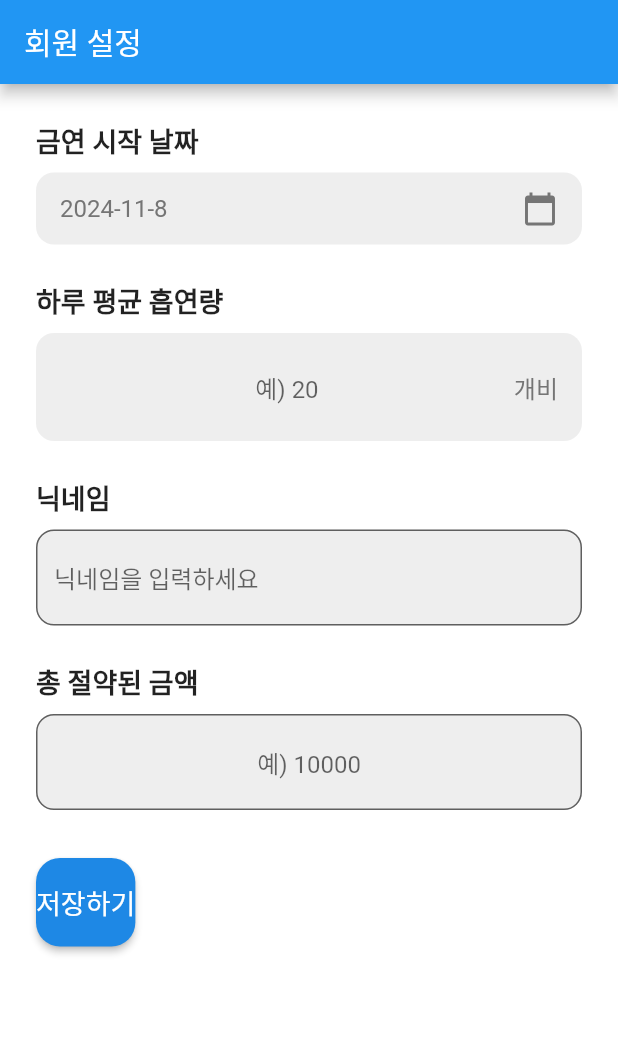
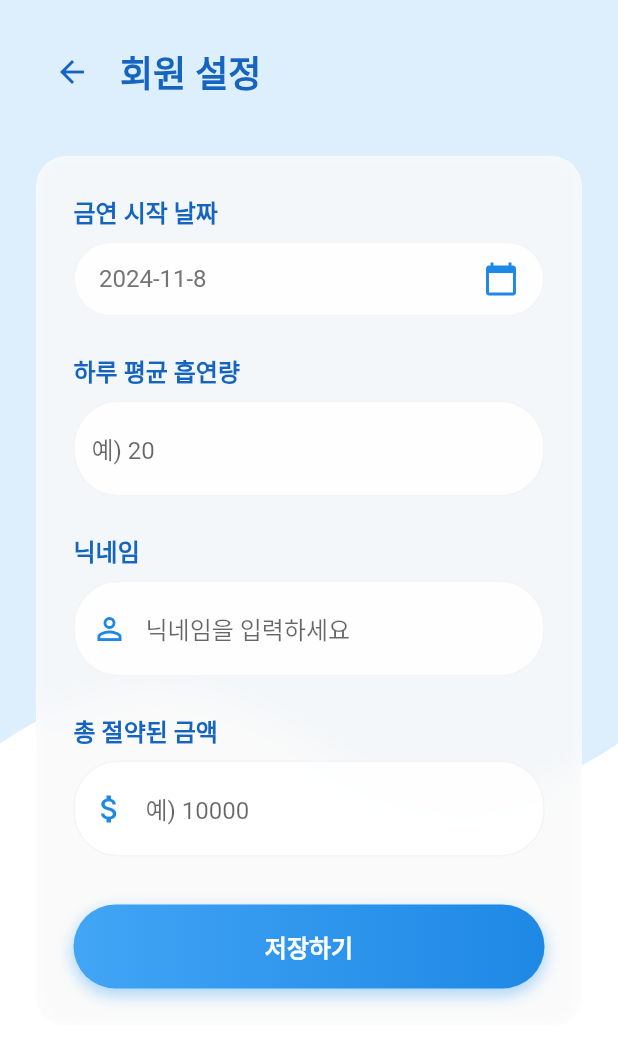
Before and after one commit to Mseunghwan/flutter-noSmoke, a Flutter app: the UserSettingsPage screen opened directly with empty values, on a phone screen of 412 x 824 dp. Shown: the top 1044 px of the screen. Run offline on Flutter 3.47's test engine with Material 2 defaults, Android fonts, the light colour scheme and no system bars; our stand-ins replace cloud_firestore, firebase_auth, firebase_core; accounts and stored records are empty.

Commit message:
사용자 설정 페이지 UI 변동

```diff
--- a/lib/screens/UserSettingPage.dart
+++ b/lib/screens/UserSettingPage.dart
@@ -1,8 +1,9 @@
 import 'package:flutter/material.dart';
 import 'package:cloud_firestore/cloud_firestore.dart';
+import 'dart:ui';
 
 class UserSettingsPage extends StatefulWidget {
-  final String email; // 사용자의 이메일
+  final String email;
 
   UserSettingsPage({Key? key, required this.email}) : super(key: key);
 
@@ -14,7 +15,7 @@
   late DateTime _startDate;
   late int _dailySmoking;
   String _nickname = '';
-  double _totalMoneySaved = 0; // 총 절약된 금액
+  double _totalMoneySaved = 0;
 
   @override
   void initState() {
@@ -26,24 +27,92 @@
   @override
   Widget build(BuildContext context) {
     return Scaffold(
-      appBar: AppBar(
-        title: Text('회원 설정'),
+      body: Stack(
+        children: [
+          // Animated Background
+          Positioned.fill(
+            child: CustomPaint(
+              painter: BackgroundPainter(
+                color: Colors.blue[100]!.withOpacity(0.5),
               ),
-      body: Padding(
-        padding: EdgeInsets.all(24.0),
+            ),
+          ),
+          // Main Content
+          SafeArea(
+            child: SingleChildScrollView(
+              child: Padding(
+                padding: const EdgeInsets.all(24.0),
+                child: Column(
+                  crossAxisAlignment: CrossAxisAlignment.start,
+                  children: [
+                    _buildHeader(),
+                    const SizedBox(height: 32),
+                    _buildSettingsCard(),
+                  ],
+                ),
+              ),
+            ),
+          ),
+        ],
+      ),
+    );
+  }
+
+  Widget _buildHeader() {
+    return Row(
+      children: [
+        IconButton(
+          icon: Icon(Icons.arrow_back, color: Colors.blue[800]),
+          onPressed: () => Navigator.pop(context),
+        ),
+        const SizedBox(width: 8),
+        Text(
+          '회원 설정',
+          style: TextStyle(
+            fontSize: 24,
+            fontWeight: FontWeight.bold,
+            color: Colors.blue[800],
+          ),
+        ),
+      ],
+    );
+  }
+
+  Widget _buildSettingsCard() {
+    return ClipRRect(
+      borderRadius: BorderRadius.circular(20),
+      child: BackdropFilter(
+        filter: ImageFilter.blur(sigmaX: 10, sigmaY: 10),
+        child: Container(
+          decoration: BoxDecoration(
+            color: Colors.white.withOpacity(0.8),
+            borderRadius: BorderRadius.circular(20),
+            border: Border.all(
+              color: Colors.white.withOpacity(0.2),
+            ),
+            boxShadow: [
+              BoxShadow(
+                color: Colors.black.withOpacity(0.1),
+                spreadRadius: 1,
+                blurRadius: 10,
+              ),
+            ],
+          ),
+          padding: const EdgeInsets.all(24),
           child: Column(
             crossAxisAlignment: CrossAxisAlignment.start,
             children: [
               _buildDatePicker(),
-            SizedBox(height: 24),
+              const SizedBox(height: 24),
               _buildDailySmokingInput(),
-            SizedBox(height: 24),
+              const SizedBox(height: 24),
               _buildNicknameInput(),
-            SizedBox(height: 24),
+              const SizedBox(height: 24),
               _buildTotalMoneySavedInput(),
-            SizedBox(height: 32),
+              const SizedBox(height: 32),
               _buildSaveButton(),
             ],
+          ),
         ),
       ),
     );
@@ -56,11 +125,12 @@
         Text(
           '금연 시작 날짜',
           style: TextStyle(
-            fontSize: 18,
+            fontSize: 16,
             fontWeight: FontWeight.bold,
+            color: Colors.blue[800],
           ),
         ),
-        SizedBox(height: 8),
+        const SizedBox(height: 8),
         InkWell(
           onTap: () async {
             final DateTime? picked = await showDatePicker(
@@ -68,6 +138,16 @@
               initialDate: _startDate,
               firstDate: DateTime(2000),
               lastDate: DateTime.now(),
+              builder: (context, child) {
+                return Theme(
+                  data: Theme.of(context).copyWith(
+                    colorScheme: ColorScheme.light(
+                      primary: Colors.blue[600]!,
+                    ),
+                  ),
+                  child: child!,
+                );
+              },
             );
             if (picked != null && picked != _startDate) {
               setState(() {
@@ -78,8 +158,9 @@
           child: Container(
             padding: EdgeInsets.symmetric(vertical: 12, horizontal: 16),
             decoration: BoxDecoration(
-              color: Colors.grey[200],
-              borderRadius: BorderRadius.circular(12),
+              color: Colors.white.withOpacity(0.9),
+              borderRadius: BorderRadius.circular(30),
+              border: Border.all(color: Colors.grey.withOpacity(0.1)),
             ),
             child: Row(
               mainAxisAlignment: MainAxisAlignment.spaceBetween,
@@ -93,7 +174,7 @@
                 ),
                 Icon(
                   Icons.calendar_today,
-                  color: Colors.grey[600],
+                  color: Colors.blue[600],
                 ),
               ],
             ),
@@ -110,43 +191,38 @@
         Text(
           '하루 평균 흡연량',
           style: TextStyle(
-            fontSize: 18,
+            fontSize: 16,
             fontWeight: FontWeight.bold,
+            color: Colors.blue[800],
           ),
         ),
-        SizedBox(height: 8),
-        Container(
-          padding: EdgeInsets.symmetric(vertical: 12, horizontal: 16),
-          decoration: BoxDecoration(
-            color: Colors.grey[200],
-            borderRadius: BorderRadius.circular(12),
-          ),
-          child: Row(
-            children: [
-              Expanded(
-                child: TextField(
+        const SizedBox(height: 8),
+        TextField(
           keyboardType: TextInputType.number,
-                  textAlign: TextAlign.center,
           decoration: InputDecoration(
             hintText: '예) 20',
-                    border: InputBorder.none,
+            suffixText: '개비',
+            suffixStyle: TextStyle(color: Colors.grey[600]),
+            filled: true,
+            fillColor: Colors.white.withOpacity(0.9),
+            border: OutlineInputBorder(
+              borderRadius: BorderRadius.circular(30),
+              borderSide: BorderSide.none,
+            ),
+            enabledBorder: OutlineInputBorder(
+              borderRadius: BorderRadius.circular(30),
+              borderSide: BorderSide(color: Colors.grey.withOpacity(0.1)),
+            ),
+            focusedBorder: OutlineInputBorder(
+              borderRadius: BorderRadius.circular(30),
+              borderSide: BorderSide(color: Colors.blue[600]!),
+            ),
           ),
           onChanged: (value) {
             setState(() {
               _dailySmoking = int.tryParse(value) ?? 0;
             });
           },
-                ),
-              ),
-              Text(
-                '개비',
-                style: TextStyle(
-                  fontSize: 16,
-                  color: Colors.grey[600],
-                ),
-              ),
-            ],
-          ),
         ),
       ],
     );
@@ -159,20 +235,30 @@
         Text(
           '닉네임',
           style: TextStyle(
-            fontSize: 18,
+            fontSize: 16,
             fontWeight: FontWeight.bold,
+            color: Colors.blue[800],
           ),
         ),
-        SizedBox(height: 8),
+        const SizedBox(height: 8),
         TextField(
           decoration: InputDecoration(
             hintText: '닉네임을 입력하세요',
+            prefixIcon: Icon(Icons.person_outline, color: Colors.blue[600]),
+            filled: true,
+            fillColor: Colors.white.withOpacity(0.9),
             border: OutlineInputBorder(
-              borderRadius: BorderRadius.circular(12),
-              borderSide: BorderSide(color: Colors.grey[300]!),
+              borderRadius: BorderRadius.circular(30),
+              borderSide: BorderSide.none,
             ),
-            filled: true,
-            fillColor: Colors.grey[200],
+            enabledBorder: OutlineInputBorder(
+              borderRadius: BorderRadius.circular(30),
+              borderSide: BorderSide(color: Colors.grey.withOpacity(0.1)),
+            ),
+            focusedBorder: OutlineInputBorder(
+              borderRadius: BorderRadius.circular(30),
+              borderSide: BorderSide(color: Colors.blue[600]!),
+            ),
           ),
           onChanged: (value) {
             setState(() {
@@ -191,26 +277,37 @@
         Text(
           '총 절약된 금액',
           style: TextStyle(
-            fontSize: 18,
+            fontSize: 16,
             fontWeight: FontWeight.bold,
+            color: Colors.blue[800],
           ),
         ),
-        SizedBox(height: 8),
+        const SizedBox(height: 8),
         TextField(
           keyboardType: TextInputType.number,
-          textAlign: TextAlign.center,
           decoration: InputDecoration(
             hintText: '예) 10000',
+            prefixIcon: Icon(Icons.attach_money, color: Colors.blue[600]),
+            suffixText: '원',
+            suffixStyle: TextStyle(color: Colors.grey[600]),
+            filled: true,
+            fillColor: Colors.white.withOpacity(0.9),
             border: OutlineInputBorder(
-              borderRadius: BorderRadius.circular(12),
-              borderSide: BorderSide(color: Colors.grey[300]!),
+              borderRadius: BorderRadius.circular(30),
+              borderSide: BorderSide.none,
             ),
-            filled: true,
-            fillColor: Colors.grey[200],
+            enabledBorder: OutlineInputBorder(
+              borderRadius: BorderRadius.circular(30),
+              borderSide: BorderSide(color: Colors.grey.withOpacity(0.1)),
+            ),
+            focusedBorder: OutlineInputBorder(
+              borderRadius: BorderRadius.circular(30),
+              borderSide: BorderSide(color: Colors.blue[600]!),
+            ),
           ),
           onChanged: (value) {
             setState(() {
-              _totalMoneySaved = double.tryParse(value) ?? 0; // 사용자 입력에 따라 총 절약된 금액 업데이트
+              _totalMoneySaved = double.tryParse(value) ?? 0;
             });
           },
         ),
@@ -219,23 +316,39 @@
   }
 
   Widget _buildSaveButton() {
-    return ElevatedButton(
-      onPressed: () {
-        _saveUserData();
-      },
+    return Container(
+      width: double.infinity,
+      decoration: BoxDecoration(
+        borderRadius: BorderRadius.circular(30),
+        gradient: LinearGradient(
+          colors: [Colors.blue[400]!, Colors.blue[600]!],
+        ),
+        boxShadow: [
+          BoxShadow(
+            color: Colors.blue[300]!.withOpacity(0.5),
+            spreadRadius: 1,
+            blurRadius: 8,
+            offset: const Offset(0, 4),
+          ),
+        ],
+      ),
+      child: ElevatedButton(
+        onPressed: _saveUserData,
         style: ElevatedButton.styleFrom(
-        backgroundColor: Colors.blue[600],
-        padding: EdgeInsets.symmetric(vertical: 16),
+          backgroundColor: Colors.transparent,
+          foregroundColor: Colors.white,
+          shadowColor: Colors.transparent,
+          padding: const EdgeInsets.symmetric(vertical: 16),
           shape: RoundedRectangleBorder(
-          borderRadius: BorderRadius.circular(16),
+            borderRadius: BorderRadius.circular(30),
           ),
         ),
-      child: Text(
+        child: const Text(
           '저장하기',
           style: TextStyle(
-          fontSize: 18,
-          fontWeight: FontWeight.w500,
-          color: Colors.white,
+            fontSize: 16,
+            fontWeight: FontWeight.bold,
+          ),
         ),
       ),
     );
@@ -243,18 +356,62 @@
 
   void _saveUserData() async {
     try {
-      // Firestore에 사용자 데이터 저장
       await FirebaseFirestore.instance.collection('users').add({
-        'email': widget.email, // 로그인 시 사용자의 이메일을 가져옴
+        'email': widget.email,
         'nickname': _nickname,
-        'start_date': Timestamp.fromDate(_startDate), // Timestamp로 변환
+        'start_date': Timestamp.fromDate(_startDate),
         'daily_smoking_amount': _dailySmoking,
-        'total_money_saved': _totalMoneySaved, // 입력된 금액
+        'total_money_saved': _totalMoneySaved,
       });
-      // 데이터 저장 후 필요한 작업 (예: 홈 페이지로 이동)
-      print('사용자 정보가 저장되었습니다.');
+      ScaffoldMessenger.of(context).showSnackBar(
+        SnackBar(
+          content: Text('사용자 정보가 저장되었습니다.'),
+          backgroundColor: Colors.blue[600],
+        ),
+      );
     } catch (e) {
-      print('데이터 저장 실패: $e');
+      ScaffoldMessenger.of(context).showSnackBar(
+        SnackBar(
+          content: Text('데이터 저장 실패: $e'),
+          backgroundColor: Colors.red,
+        ),
+      );
     }
   }
 }
+
+class BackgroundPainter extends CustomPainter {
+  final Color color;
+
+  BackgroundPainter({required this.color});
+
+  @override
+  void paint(Canvas canvas, Size size) {
+    final paint = Paint()
+      ..color = color
+      ..style = PaintingStyle.fill;
+
+    final path = Path();
+
+    path.moveTo(0, size.height * 0.7);
+    path.quadraticBezierTo(
+      size.width * 0.25,
+      size.height * 0.6,
+      size.width * 0.5,
+      size.height * 0.7,
+    );
+    path.quadraticBezierTo(
+      size.width * 0.75,
+      size.height * 0.8,
+      size.width,
+      size.height * 0.7,
+    );
+    path.lineTo(size.width, 0);
+    path.lineTo(0, 0);
+
+    canvas.drawPath(path, paint);
+  }
+
+  @override
+  bool shouldRepaint(covariant CustomPainter oldDelegate) => false;
+}
```
Lines whose indentation alone changed are shown as unchanged.
